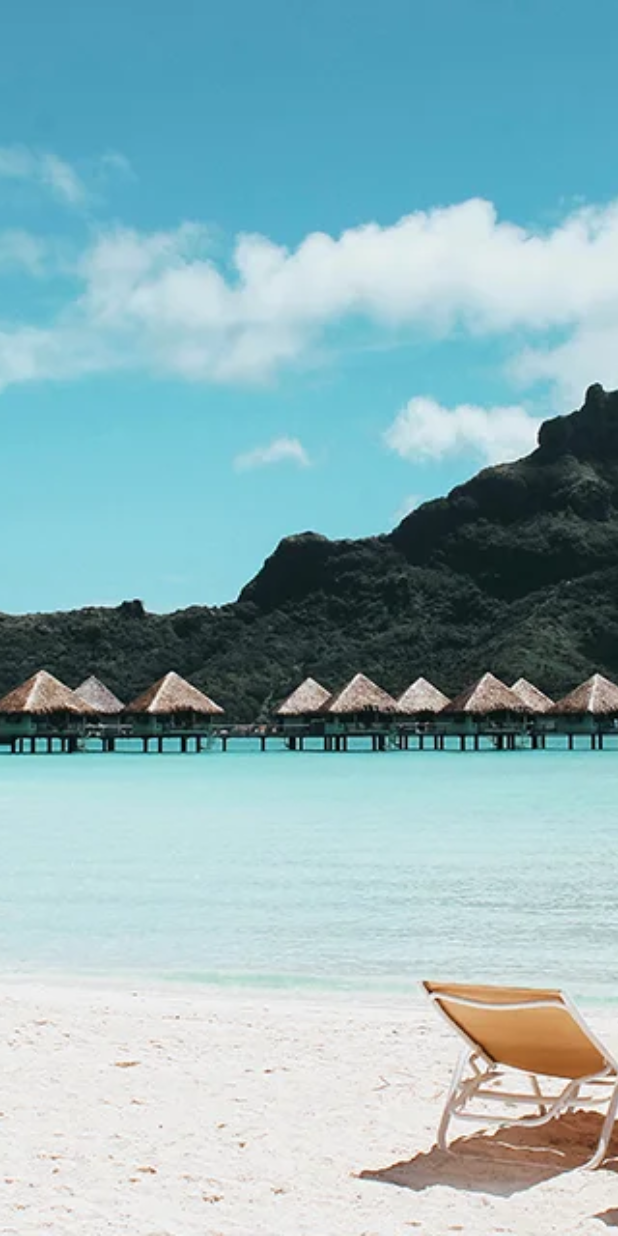
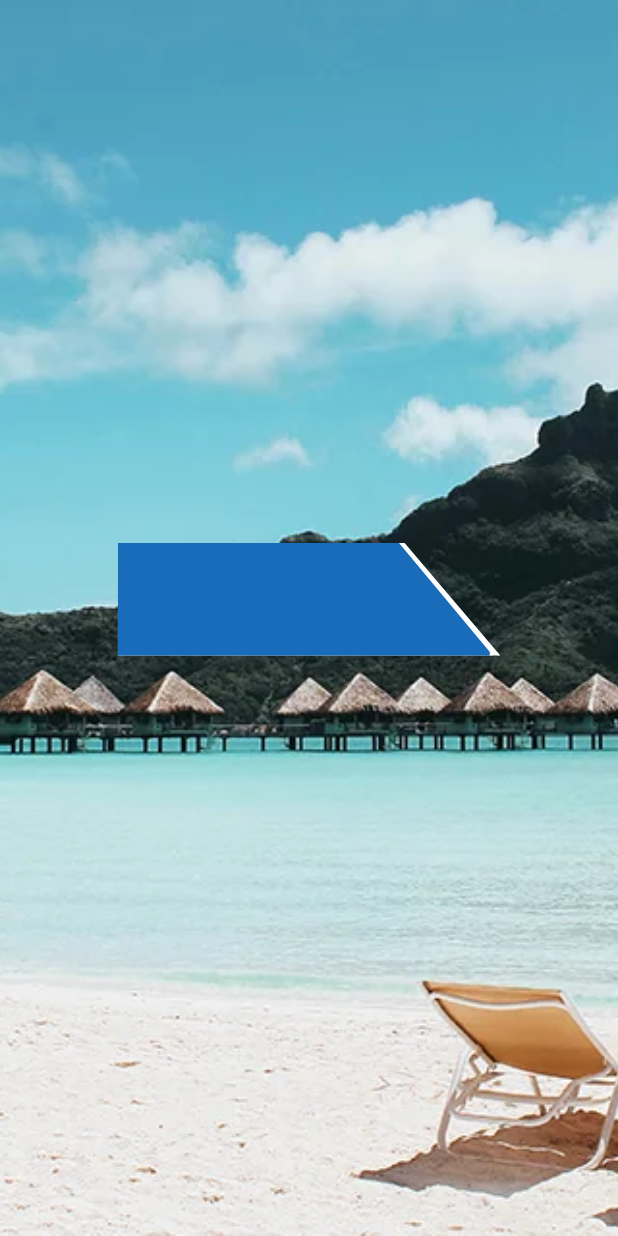
Before and after one commit to OmarAlex00/hotelsgo, a Flutter app: the screen it shows after launch, on a phone screen of 412 x 824 dp. Run offline on Flutter 3.47's test engine with Material 2 defaults, Android fonts, the phone set to English and light mode, and no system bars.

Commit message:
first screen title container

```diff
--- a/lib/features/main_feature/Widgets/first_screen_main_view.dart
+++ b/lib/features/main_feature/Widgets/first_screen_main_view.dart
@@ -1,5 +1,6 @@
 import 'package:flutter/material.dart';
 import 'package:hotelsgo/core/constants.dart';
+import 'package:hotelsgo/features/main_feature/Widgets/first_screen_title_container.dart';
 
 class FirstScreenMainView extends StatelessWidget {
   const FirstScreenMainView({
@@ -9,10 +10,12 @@ class FirstScreenMainView extends StatelessWidget {
   @override
   Widget build(BuildContext context) {
     return Container(
-      decoration: const BoxDecoration(
+        decoration: const BoxDecoration(
           image: DecorationImage(
-              fit: BoxFit.fitHeight,
-              image: AssetImage(AssetsManager.backgroundImage))),
-    );
+            fit: BoxFit.fitHeight,
+            image: AssetImage(AssetsManager.backgroundImage),
+          ),
+        ),
+        child: const Center(child: FirstScreenTitle()));
   }
 }
--- /dev/null
+++ b/lib/features/main_feature/Widgets/first_screen_title_container.dart
@@ -0,0 +1,26 @@
+import 'package:flutter/material.dart';
+import 'package:hotelsgo/features/main_feature/Widgets/trapezoid_container.dart';
+
+class FirstScreenTitle extends StatelessWidget {
+  const FirstScreenTitle({
+    super.key,
+  });
+
+  @override
+  Widget build(BuildContext context) {
+    return const Stack(
+      children: [
+        TrapezoidContainer(
+          width: 255,
+          height: 100,
+          color: Colors.white,
+        ),
+        TrapezoidContainer(
+          width: 250,
+          height: 100,
+          color: Color(0xff196CBA),
+        ),
+      ],
+    );
+  }
+}
--- /dev/null
+++ b/lib/features/main_feature/Widgets/trapezoid_container.dart
@@ -0,0 +1,48 @@
+import 'package:flutter/material.dart';
+
+class TrapezoidContainer extends StatelessWidget {
+  const TrapezoidContainer(
+      {super.key,
+      required this.width,
+      required this.height,
+      required this.color});
+  final double width;
+  final double height;
+  final Color color;
+  @override
+  Widget build(BuildContext context) {
+    return ClipPath(
+      clipper: TrapezoidClipper(),
+      child: Container(
+        width: width,
+        height: height,
+        decoration: BoxDecoration(
+          color: color,
+          border: const Border(
+            right: BorderSide(
+              color: Colors.white,
+              width: 2.0, // You can adjust the width as needed
+            ),
+          ),
+        ),
+      ),
+    );
+  }
+}
+
+class TrapezoidClipper extends CustomClipper<Path> {
+  @override
+  Path getClip(Size size) {
+    Path path = Path()
+      ..lineTo(size.width * 0.25, 0) // Top left corner
+      ..lineTo(size.width * 0.75, 0) // Top right corner
+      ..lineTo(size.width, size.height * 0.75) // Bottom right corner
+      ..lineTo(0, size.height * 0.75) // Bottom left corner
+      ..close(); // Close the path to create the desired shape
+
+    return path;
+  }
+
+  @override
+  bool shouldReclip(TrapezoidClipper oldClipper) => false;
+}
```
